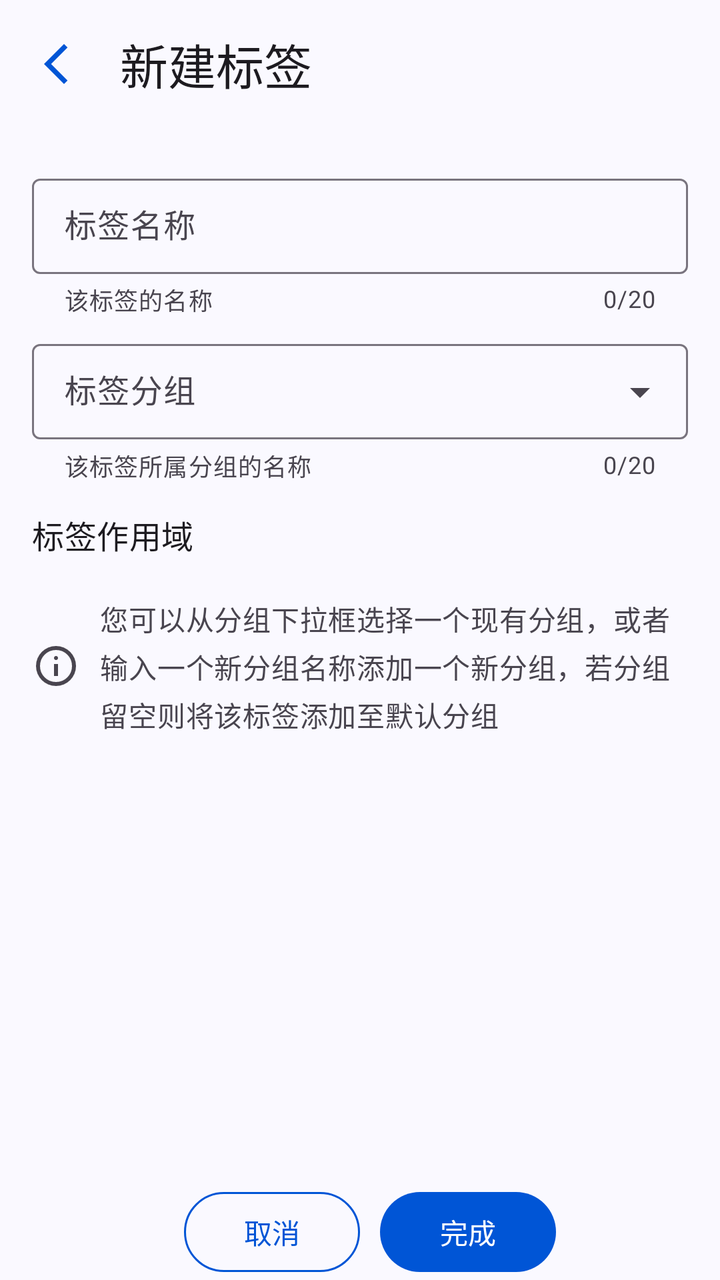
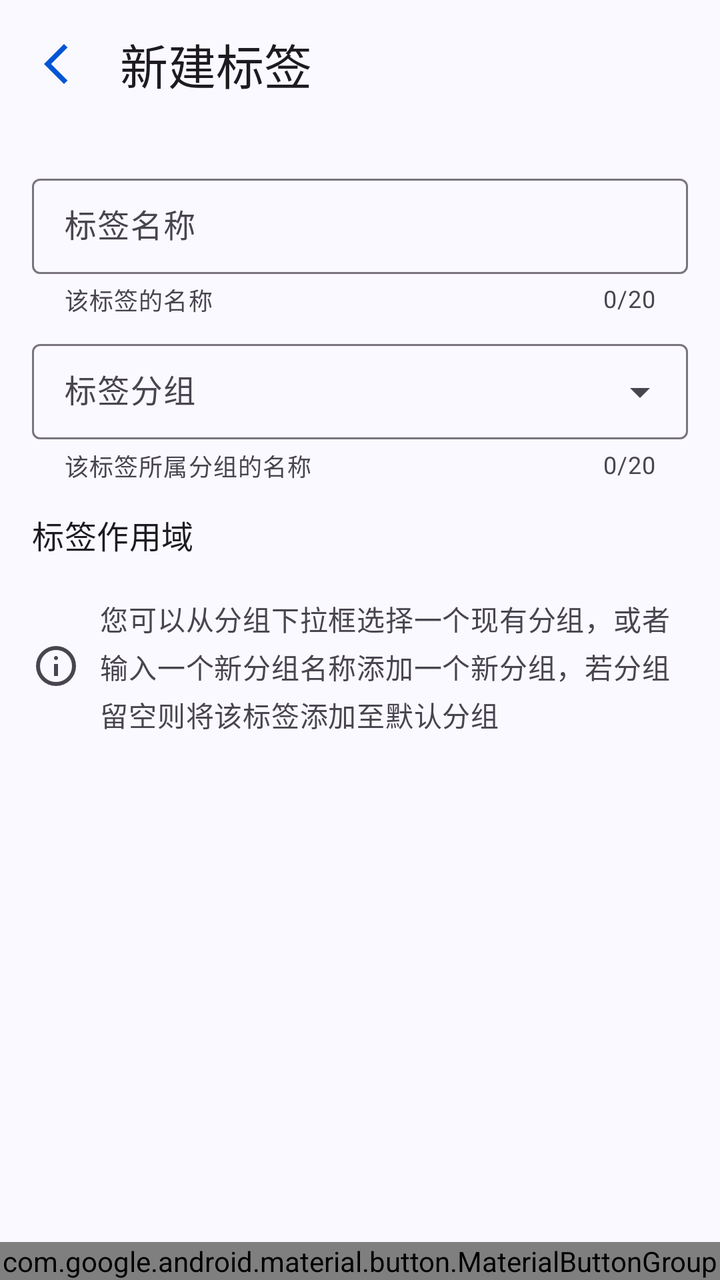

Before-and-after screenshots of an Android layout around one commit, followed by the original layout XML and the change that was made.
<!-- AndroidManifest.xml: application theme Theme.ManagerAssistant.Static -->
<!-- res/layout/activity_tag_add_modify.xml -->
<?xml version="1.0" encoding="utf-8"?>
<androidx.constraintlayout.widget.ConstraintLayout xmlns:android="http://schemas.android.com/apk/res/android"
    xmlns:app="http://schemas.android.com/apk/res-auto"
    xmlns:tools="http://schemas.android.com/tools"
    style="@style/CommonPageStyle"
    android:layout_width="match_parent"
    android:layout_height="match_parent"
    tools:context=".ui.pages.bookkeeping.tag.TagAddModifyActivity">

    <com.google.android.material.appbar.MaterialToolbar
        android:id="@+id/toolbar"
        android:layout_width="match_parent"
        android:layout_height="?attr/actionBarSize"
        app:layout_constraintEnd_toEndOf="parent"
        app:layout_constraintStart_toStartOf="parent"
        app:layout_constraintTop_toTopOf="parent"
        app:title="@string/title_new_tag">

        <com.google.android.material.button.MaterialButton
            android:id="@+id/merge_btn"
            style="@style/TextBtnStyle"
            android:layout_width="wrap_content"
            android:layout_height="wrap_content"
            android:layout_gravity="end"
            android:text="@string/tag_merge"
            android:visibility="gone"
            app:icon="@drawable/outline_call_merge_24"
            app:iconGravity="textStart" />
    </com.google.android.material.appbar.MaterialToolbar>

    <ScrollView
        android:layout_width="match_parent"
        android:layout_height="0dp"
        app:layout_constraintBottom_toTopOf="@+id/btn_card_view"
        app:layout_constraintTop_toBottomOf="@+id/toolbar">

        <LinearLayout
            android:layout_width="match_parent"
            android:layout_height="wrap_content"
            android:orientation="vertical"
            android:padding="16dp">

            <com.google.android.material.textfield.TextInputLayout
                android:id="@+id/tag_name_layout"
                style="@style/CommonTextInputLayoutStyle"
                android:layout_width="match_parent"
                android:layout_height="wrap_content"
                app:counterMaxLength="20"
                app:endIconDrawable="@drawable/baseline_clear_24"
                app:endIconMode="clear_text"
                app:helperText="@string/tag_name_help">

                <com.google.android.material.textfield.TextInputEditText
                    android:id="@+id/tag_name_input"
                    style="@style/UserInputEditTextStyle"
                    android:layout_width="match_parent"
                    android:layout_height="match_parent"
                    android:hint="@string/tag_name" />
            </com.google.android.material.textfield.TextInputLayout>

            <com.google.android.material.textfield.TextInputLayout
                android:id="@+id/tag_group_layout"
                style="@style/DropdownMenuTextInputLayoutStyle"
                android:layout_width="match_parent"
                android:layout_height="wrap_content"

                app:counterEnabled="true"
                app:counterMaxLength="20"
                app:helperText="@string/tag_group_name_help">

                <com.google.android.material.textfield.MaterialAutoCompleteTextView
                    android:id="@+id/tag_group_input"
                    style="@style/EditableAutoCompleteTextViewStyle"
                    android:layout_width="match_parent"
                    android:layout_height="wrap_content"
                    android:hint="@string/tag_group"
                    android:maxLength="20" />
            </com.google.android.material.textfield.TextInputLayout>

            <com.google.android.material.textview.MaterialTextView
                style="@style/MediumTitleTextViewStyle"
                android:layout_width="wrap_content"
                android:layout_height="wrap_content"
                android:paddingStart="0dp"
                android:paddingEnd="0dp"
                android:text="@string/tag_scope" />

            <com.google.android.material.chip.ChipGroup
                android:id="@+id/scope_select_chip_group"
                android:layout_width="match_parent"
                android:layout_height="wrap_content" />

            <com.google.android.material.textview.MaterialTextView
                style="@style/TipTextViewStyle"
                android:layout_width="match_parent"
                android:layout_height="wrap_content"
                android:text="@string/tag_new_modify_tip" />
        </LinearLayout>
    </ScrollView>

    <com.google.android.material.card.MaterialCardView
        android:id="@+id/btn_card_view"
        style="@style/BottomRightAngleCardStyle"
        android:layout_width="match_parent"
        android:layout_height="wrap_content"
        app:layout_constraintBottom_toBottomOf="parent">

        <LinearLayout
            android:layout_width="match_parent"
            android:layout_height="match_parent"
            android:gravity="center"
            android:orientation="horizontal">

            <com.google.android.material.button.MaterialButton
                android:id="@+id/delete_btn"
                style="@style/OutlinedBtnStyle"
                android:layout_width="wrap_content"
                android:layout_height="wrap_content"
                android:text="@string/delete"
                android:visibility="gone" />

            <com.google.android.material.button.MaterialButton
                android:id="@+id/cancel_btn"
                style="@style/OutlinedBtnStyle"
                android:layout_width="wrap_content"
                android:layout_height="wrap_content"
                android:text="@string/cancel" />

            <com.google.android.material.button.MaterialButton
                android:id="@+id/finish_btn"
                style="@style/CommonBtnStyle"
                android:layout_width="wrap_content"
                android:layout_height="wrap_content"
                android:text="@string/finish" />
        </LinearLayout>
    </com.google.android.material.card.MaterialCardView>
</androidx.constraintlayout.widget.ConstraintLayout>
<!-- resources referenced by this layout -->
<resources>
  <string name="cancel">取消</string>
  <string name="delete">删除</string>
  <string name="finish">完成</string>
  <string name="tag_group">标签分组</string>
  <string name="tag_group_name_help">该标签所属分组的名称</string>
  <string name="tag_merge">合并标签</string>
  <string name="tag_name">标签名称</string>
  <string name="tag_name_help">该标签的名称</string>
  <string name="tag_new_modify_tip">您可以从分组下拉框选择一个现有分组，或者输入一个新分组名称添加一个新分组，若分组留空则将该标签添加至默认分组</string>
  <string name="tag_scope">标签作用域</string>
  <string name="title_new_tag">新建标签</string>
  <style name="BottomRightAngleCardStyle" parent="CardStyleBase">
          <item name="cardCornerRadius">0dp</item>
          <item name="cardBackgroundColor">@android:color/transparent</item>
      </style>
  <style name="CommonPageStyle">
          <item name="android:fitsSystemWindows">true</item>
          <item name="android:background">?attr/colorSurface</item>
      </style>
  <style name="CommonTextInputLayoutStyle" parent="Widget.Material3.TextInputLayout.OutlinedBox.Dense">
          <item name="errorEnabled">true</item>
          <item name="counterEnabled">true</item>
          <item name="helperTextEnabled">true</item>
          <item name="android:layout_marginTop">4dp</item>
          <item name="android:layout_marginBottom">4dp</item>
      </style>
  <style name="DropdownMenuTextInputLayoutStyle" parent="Widget.Material3.TextInputLayout.OutlinedBox.Dense.ExposedDropdownMenu">
          <item name="errorEnabled">true</item>
          <item name="helperTextEnabled">true</item>
          <item name="android:layout_marginTop">4dp</item>
          <item name="android:layout_marginBottom">4dp</item>
      </style>
  <style name="EditableAutoCompleteTextViewStyle" parent="UneditableAutoCompleteTextViewStyle">
          <item name="android:inputType">text</item>
          <item name="maxLines">1</item>
      </style>
  <style name="MediumTitleTextViewStyle" parent="TextViewStyleBase">
          <item name="android:textAppearance">?attr/textAppearanceTitleMedium</item>
      </style>
  <style name="TextBtnStyle" parent="Widget.Material3.Button.TextButton">
          <item name="android:textColor">?attr/colorPrimary</item>
          <item name="iconPadding">2dp</item>
      </style>
  <style name="UserInputEditTextStyle" parent="Widget.Material3.TextInputEditText.OutlinedBox.Dense">
          <item name="android:inputType">text</item>
          <item name="android:textColorHighlight">?attr/colorSurfaceVariant</item>
          <item name="android:maxLength">20</item>
      </style>
  <style name="CardStyleBase" parent="Widget.Material3.CardView.Filled">
          <item name="cardBackgroundColor">@color/card_background_color</item>
      </style>
  <style name="UneditableAutoCompleteTextViewStyle" parent="Widget.Material3.AutoCompleteTextView.OutlinedBox.Dense">
          <item name="android:inputType">none</item>
          <item name="maxLines">1</item>
          <item name="android:textColorHighlight">?attr/colorControlHighlight</item>
      </style>
  <style name="TextViewStyleBase">
          <item name="android:paddingStart">10dp</item>
          <item name="android:paddingEnd">10dp</item>
          <item name="android:paddingTop">10dp</item>
          <item name="android:paddingBottom">10dp</item>
      </style>
  <color name="color_primary">#0055d6</color>
  <color name="color_on_primary">#ffffff</color>
  <color name="color_primary_container">#d8e1fe</color>
  <color name="color_secondary_container">#e0e1ff</color>
  <color name="color_surface">#faf9ff</color>
  <color name="color_surface_container">#ebedfa</color>
  <color name="color_surface_container_low">#edeffc</color>
  <!-- drawable outline_arrow_back_ios_new_24 (drawable) -->
  <vector xmlns:android="http://schemas.android.com/apk/res/android" android:height="24dp" android:tint="#000000" android:viewportHeight="960" android:viewportWidth="960" android:width="24dp">
        
      <path android:fillColor="@android:color/white" android:pathData="M640,880L240,480L640,80L711,151L382,480L711,809L640,880Z"/>
      
  </vector>
  <!-- unchanged entries left out for length: 8 -->
</resources>

<!-- the commit's change to res/layout/activity_tag_add_modify.xml (unified diff, before → after) -->
@@ -31,7 +31,7 @@
     <ScrollView
         android:layout_width="match_parent"
         android:layout_height="0dp"
-        app:layout_constraintBottom_toTopOf="@+id/btn_card_view"
+        app:layout_constraintBottom_toTopOf="@+id/bottom_btn_group"
         app:layout_constraintTop_toBottomOf="@+id/toolbar">
 
         <LinearLayout
@@ -98,40 +98,33 @@
         </LinearLayout>
     </ScrollView>
 
-    <com.google.android.material.card.MaterialCardView
-        android:id="@+id/btn_card_view"
-        style="@style/BottomRightAngleCardStyle"
+    <com.google.android.material.button.MaterialButtonGroup
+        android:id="@+id/bottom_btn_group"
         android:layout_width="match_parent"
         android:layout_height="wrap_content"
+        android:gravity="center_horizontal"
         app:layout_constraintBottom_toBottomOf="parent">
 
-        <LinearLayout
-            android:layout_width="match_parent"
-            android:layout_height="match_parent"
-            android:gravity="center"
-            android:orientation="horizontal">
+        <com.google.android.material.button.MaterialButton
+            android:id="@+id/delete_btn"
+            style="@style/OutlinedBtnStyle"
+            android:layout_width="wrap_content"
+            android:layout_height="wrap_content"
+            android:text="@string/delete"
+            android:visibility="gone" />
 
-            <com.google.android.material.button.MaterialButton
-                android:id="@+id/delete_btn"
-                style="@style/OutlinedBtnStyle"
-                android:layout_width="wrap_content"
-                android:layout_height="wrap_content"
-                android:text="@string/delete"
-                android:visibility="gone" />
+        <com.google.android.material.button.MaterialButton
+            android:id="@+id/cancel_btn"
+            style="@style/OutlinedBtnStyle"
+            android:layout_width="wrap_content"
+            android:layout_height="wrap_content"
+            android:text="@string/cancel" />
 
-            <com.google.android.material.button.MaterialButton
-                android:id="@+id/cancel_btn"
-                style="@style/OutlinedBtnStyle"
-                android:layout_width="wrap_content"
-                android:layout_height="wrap_content"
-                android:text="@string/cancel" />
-
-            <com.google.android.material.button.MaterialButton
-                android:id="@+id/finish_btn"
-                style="@style/CommonBtnStyle"
-                android:layout_width="wrap_content"
-                android:layout_height="wrap_content"
-                android:text="@string/finish" />
-        </LinearLayout>
-    </com.google.android.material.card.MaterialCardView>
+        <com.google.android.material.button.MaterialButton
+            android:id="@+id/finish_btn"
+            style="@style/CommonBtnStyle"
+            android:layout_width="wrap_content"
+            android:layout_height="wrap_content"
+            android:text="@string/finish" />
+    </com.google.android.material.button.MaterialButtonGroup>
 </androidx.constraintlayout.widget.ConstraintLayout>
<!-- resource entries referenced after the edit -->
@@ -11,10 +11,6 @@
   <string name="tag_new_modify_tip">您可以从分组下拉框选择一个现有分组，或者输入一个新分组名称添加一个新分组，若分组留空则将该标签添加至默认分组</string>
   <string name="tag_scope">标签作用域</string>
   <string name="title_new_tag">新建标签</string>
-  <style name="BottomRightAngleCardStyle" parent="CardStyleBase">
-          <item name="cardCornerRadius">0dp</item>
-          <item name="cardBackgroundColor">@android:color/transparent</item>
-      </style>
   <style name="CommonPageStyle">
           <item name="android:fitsSystemWindows">true</item>
           <item name="android:background">?attr/colorSurface</item>
@@ -48,9 +44,6 @@
           <item name="android:textColorHighlight">?attr/colorSurfaceVariant</item>
           <item name="android:maxLength">20</item>
       </style>
-  <style name="CardStyleBase" parent="Widget.Material3.CardView.Filled">
-          <item name="cardBackgroundColor">@color/card_background_color</item>
-      </style>
   <style name="UneditableAutoCompleteTextViewStyle" parent="Widget.Material3.AutoCompleteTextView.OutlinedBox.Dense">
           <item name="android:inputType">none</item>
           <item name="maxLines">1</item>
